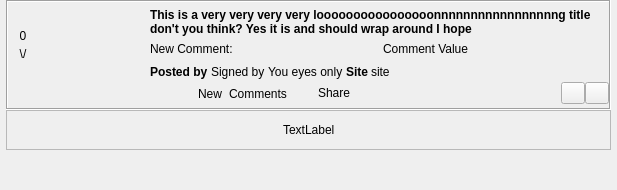
Before: the Qt Designer form retroshare-gui/src/gui/Posted/PostedItem.ui in RetroShare/RetroShare, drawn with Qt 5.
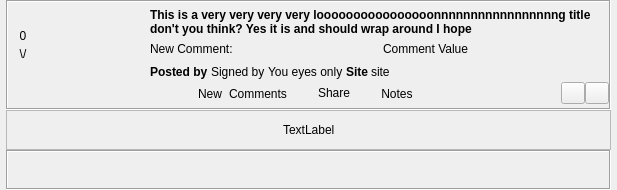
After: the same form once the commit is applied. Icons and pictures are not drawn. Custom widgets are drawn as their Qt base class.

Commit message: Added Notes button to view notes

```diff
--- a/retroshare-gui/src/gui/Posted/PostedItem.ui
+++ b/retroshare-gui/src/gui/Posted/PostedItem.ui
@@ -513,6 +513,26 @@
             </property>
            </widget>
           </item>
+          <item>
+           <widget class="QToolButton" name="notesButton">
+            <property name="text">
+             <string>Notes</string>
+            </property>
+            <property name="icon">
+             <iconset resource="Posted_images.qrc">
+              <normaloff>:/images/notes.png</normaloff>:/images/notes.png</iconset>
+            </property>
+            <property name="checkable">
+             <bool>true</bool>
+            </property>
+            <property name="toolButtonStyle">
+             <enum>Qt::ToolButtonTextBesideIcon</enum>
+            </property>
+            <property name="autoRaise">
+             <bool>true</bool>
+            </property>
+           </widget>
+          </item>
           <item>
            <spacer name="horizontalSpacer">
             <property name="orientation">
@@ -630,23 +650,23 @@
    <item row="2" column="0">
     <widget class="QFrame" name="frame_notes">
      <property name="frameShape">
-      <enum>QFrame::NoFrame</enum>
+      <enum>QFrame::Box</enum>
      </property>
      <property name="frameShadow">
       <enum>QFrame::Sunken</enum>
      </property>
      <layout class="QGridLayout" name="gridLayout">
       <property name="leftMargin">
-       <number>1</number>
+       <number>3</number>
       </property>
       <property name="topMargin">
-       <number>1</number>
+       <number>3</number>
       </property>
       <property name="rightMargin">
-       <number>1</number>
+       <number>3</number>
       </property>
       <property name="bottomMargin">
-       <number>1</number>
+       <number>3</number>
       </property>
       <property name="spacing">
        <number>1</number>
```
The commit also changes 4 other files.
